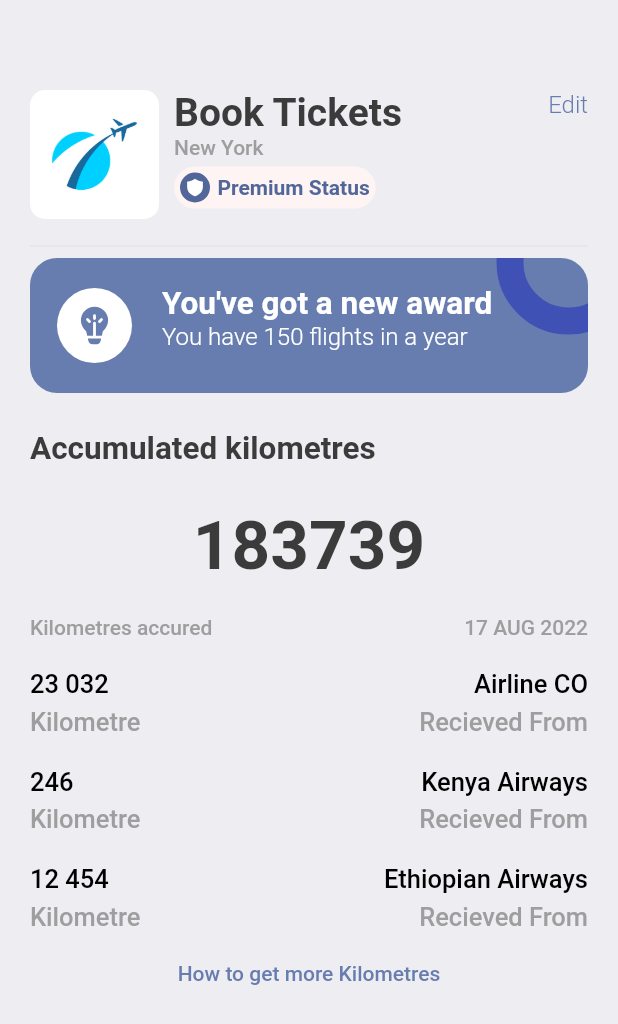
After one commit to ChikaiaDev/Tickbook, a Flutter app: the ProfileScreen screen opened directly, on a phone screen of 412 x 824 dp. The commit adds this screen. Shown: the top 1024 px of the screen. Run offline on Flutter 3.47's test engine with Material 2 defaults, Android fonts, the phone set to English and light mode, and no system bars; our stand-ins replace animated_splash_screen, barcode_widget, fluentui_icons, gap, get.

Commit message:
Profile page finish

```diff
--- a/lib/screens/bottom_bar.dart
+++ b/lib/screens/bottom_bar.dart
@@ -1,4 +1,5 @@
 import 'package:booktickets/screens/home_screen.dart';
+import 'package:booktickets/screens/profile_screen.dart';
 import 'package:booktickets/screens/search_screen.dart';
 import 'package:booktickets/screens/ticket_screen.dart';
 import 'package:fluentui_icons/fluentui_icons.dart';
@@ -18,7 +19,7 @@ class _BottomBarState extends State<BottomBar> {
     const HomeScreen(),
     const SearchScreen(),
     const TicketScreen(),
-    const Text("Profile"),
+    const ProfileScreen(),
   ];
 
   void _onItemTapped(int index) {
--- /dev/null
+++ b/lib/screens/profile_screen.dart
@@ -0,0 +1,186 @@
+import 'package:booktickets/utils/app_layout.dart';
+import 'package:booktickets/widgets/double_text_widget.dart';
+import 'package:fluentui_icons/fluentui_icons.dart';
+import 'package:flutter/cupertino.dart';
+import 'package:flutter/material.dart';
+import 'package:gap/gap.dart';
+
+import '../utils/app_styles.dart';
+import '../widgets/column_layout.dart';
+import '../widgets/ticket_tab.dart';
+
+class ProfileScreen extends StatelessWidget {
+  const ProfileScreen({Key? key}) : super(key: key);
+
+  @override
+  Widget build(BuildContext context) {
+    return Scaffold(
+      backgroundColor: Styles.bgColor,
+      body: ListView(
+        padding: EdgeInsets.symmetric(horizontal: AppLayout.getWidth(20), vertical: AppLayout.getHeight(20)),
+        children: [
+          Gap(AppLayout.getHeight(40)),
+          Row(
+                crossAxisAlignment: CrossAxisAlignment.start,
+                children: [
+                  Container(
+                    height: AppLayout.getHeight(86),
+                    width: AppLayout.getWidth(86),
+                    padding: EdgeInsets.symmetric(vertical: AppLayout.getHeight(18), horizontal: AppLayout.getWidth(18)),
+                    decoration: BoxDecoration(
+                      borderRadius: BorderRadius.circular(AppLayout.getHeight(10)),
+                      image: const DecorationImage(
+                          fit: BoxFit.scaleDown,
+                          image: AssetImage("assets/images/img_1.png")
+                      )
+                    ),
+                  ),
+                  Gap(10),
+                  Column(
+                    crossAxisAlignment: CrossAxisAlignment.start,
+                    children: [
+                      Text("Book Tickets", style: Styles.headLineStyle1,),
+                      Text("New York", style: TextStyle(fontSize: 14, fontWeight: FontWeight.w500, color: Colors.grey.shade500),),
+                      Gap(5),
+                      Container(
+                        padding: EdgeInsets.all(4),
+                        decoration: BoxDecoration(
+                          color: const Color(0xfffef4f3),
+                          borderRadius: BorderRadius.circular(AppLayout.getWidth(100))
+                        ),
+                        child: Row(
+                          children: [
+                            Container(
+                              padding: EdgeInsets.symmetric(horizontal: AppLayout.getWidth(3), vertical: AppLayout.getHeight(3)),
+                              decoration: const BoxDecoration(
+                                shape: BoxShape.circle,
+                                color: Color(0xff526799)
+                              ),
+                              child: Icon(FluentSystemIcons.ic_fluent_shield_filled, color: Colors.white,size: 14,),
+                            ),
+                            Gap(5),
+                            Text("Premium Status", style: TextStyle(fontWeight: FontWeight.w600, color: Color(0xff526799)),),
+                          ],
+
+                        ),
+                      ),
+                    ],
+                  ),
+                  const Spacer(),
+                  Column(
+                    children: [
+                      InkWell(
+                        onTap: (){},
+                          child: Text("Edit", style: Styles.textStyle.copyWith(color: Styles.primaryColor, fontWeight: FontWeight.w300) )
+                      )
+                    ],
+                  )
+                ],
+              ),
+          Gap(AppLayout.getHeight(10)),
+          Divider(color: Colors.grey.shade300,),
+          Stack(
+            children: [
+              Container(
+                padding: EdgeInsets.all(18),
+                height: AppLayout.getHeight(90),
+                width: double.infinity,
+                decoration: BoxDecoration(
+                  color: Styles.primaryColor,
+                  borderRadius: BorderRadius.circular(AppLayout.getHeight(18)),
+                ),
+                child: Row(
+                  children: [
+                    Container(
+                      height: AppLayout.getHeight(50),
+                      width: AppLayout.getWidth(50),
+                      decoration: const BoxDecoration(
+                        shape: BoxShape.circle,
+                        color: Colors.white,
+                      ),
+                      child: Icon(FluentSystemIcons.ic_fluent_lightbulb_filament_filled,color: Styles.primaryColor,size: AppLayout.getWidth(30),),
+                    ),
+                    Gap(AppLayout.getHeight(20)),
+                    Column(
+                      crossAxisAlignment: CrossAxisAlignment.start  ,
+                      children: [
+                        Text("You've got a new award", style: Styles.headLineStyle2.copyWith(color: Colors.white),),
+                        Text("You have 150 flights in a year", style: Styles.textStyle.copyWith(color: Colors.white, fontWeight: FontWeight.w300),),
+                      ],
+                    )
+                  ],
+                ),
+              ),
+              Positioned(
+                  right: -35,
+                  top: -45,
+                  child:Container(
+                    padding: EdgeInsets.all(AppLayout.getHeight(30)),
+                    decoration: BoxDecoration(
+                        shape: BoxShape.circle,
+                        border:Border.all(width: 18, color: Colors.indigo),
+                        color: Colors.transparent
+                    ),
+                  )
+              )
+            ],
+          ),
+          Gap(AppLayout.getHeight(25)),
+          Text("Accumulated kilometres ", style: Styles.headLineStyle2,),
+          Gap(AppLayout.getHeight(25)),
+          Container(
+            child: Column(
+              children: [
+                Text(
+                  "183739", style: TextStyle(fontSize: 45, color: Styles.textColor, fontWeight: FontWeight.w600),
+                ),
+                Gap(AppLayout.getHeight(20)),
+                Row(
+                  mainAxisAlignment: MainAxisAlignment.spaceBetween,
+                  children: [
+                    Text("Kilometres accured", style: TextStyle(fontSize: 14, fontWeight: FontWeight.w500, color: Colors.grey.shade500)),
+                    Text("17 AUG 2022", style: TextStyle(fontSize: 14, fontWeight: FontWeight.w500, color: Colors.grey.shade500)),
+                  ],
+                ),
+                Gap(20),
+                Row(
+                  mainAxisAlignment: MainAxisAlignment.spaceBetween,
+                  children: const [
+                    AppColumnLayout(firstText: "23 032", secondText: "Kilometre", alignment: CrossAxisAlignment.start,),
+                    AppColumnLayout(firstText: "Airline CO", secondText: "Recieved From", alignment: CrossAxisAlignment.end),
+                  ],
+                ),
+                Gap(20),
+                Row(
+                  mainAxisAlignment: MainAxisAlignment.spaceBetween,
+                  children: const [
+                    AppColumnLayout(firstText: "246", secondText: "Kilometre", alignment: CrossAxisAlignment.start,),
+                    AppColumnLayout(firstText: "Kenya Airways", secondText: "Recieved From", alignment: CrossAxisAlignment.end),
+                  ],
+                ),
+                Gap(20),
+                Row(
+                  mainAxisAlignment: MainAxisAlignment.spaceBetween,
+                  children: const [
+                    AppColumnLayout(firstText: "12 454", secondText: "Kilometre", alignment: CrossAxisAlignment.start,),
+                    AppColumnLayout(firstText: "Ethiopian Airways", secondText: "Recieved From", alignment: CrossAxisAlignment.end),
+                  ],
+                ),
+                Gap(20),
+                InkWell(
+                  onTap: (){},
+                  child: Text(
+                    "How to get more Kilometres", style: TextStyle(color: Styles.primaryColor, fontWeight: FontWeight.w500),
+                  ),
+                ),
+              ],
+            ),
+          )
+
+
+        ],
+      ),
+
+    );
+  }
+}
--- a/lib/screens/search_screen.dart
+++ b/lib/screens/search_screen.dart
@@ -39,7 +39,7 @@ class SearchScreen extends StatelessWidget {
             ),
           ),
           Gap(AppLayout.getHeight(30)),
-          const AppDoubleTextWidget(lable: 'Upcomming Flights'),
+          const AppDoubleTextWidget(lable: 'Upcomming Flights', subText: 'View All',),
           Gap(AppLayout.getHeight(20)),
           Row(
             mainAxisAlignment: MainAxisAlignment.spaceBetween,
--- a/lib/widgets/double_text_widget.dart
+++ b/lib/widgets/double_text_widget.dart
@@ -5,7 +5,8 @@ import '../utils/app_styles.dart';
 
 class AppDoubleTextWidget extends StatelessWidget {
   final String lable;
-  const AppDoubleTextWidget({Key? key, required this.lable}) : super(key: key);
+  final String subText;
+  const AppDoubleTextWidget({Key? key, required this.lable, required this.subText}) : super(key: key);
 
   @override
   Widget build(BuildContext context) {
@@ -17,7 +18,7 @@ class AppDoubleTextWidget extends StatelessWidget {
           onTap: () {
             //print("you are tapped");
           },
-          child: Text("View all",
+          child: Text(subText,
               style: Styles.textStyle
                   .copyWith(color: Styles.primaryColor)),
         )
```
Also changed, not shown: assets/images/img_1.png (added).
